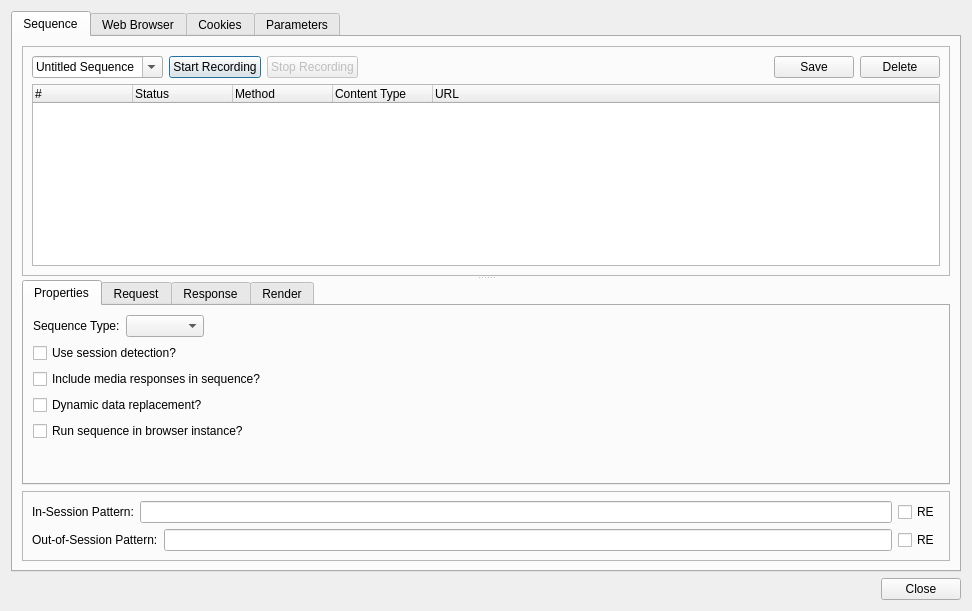
The window that ui/SequenceDialog.ui (Averroes/raft) describes before a commit, drawn with Qt 5.
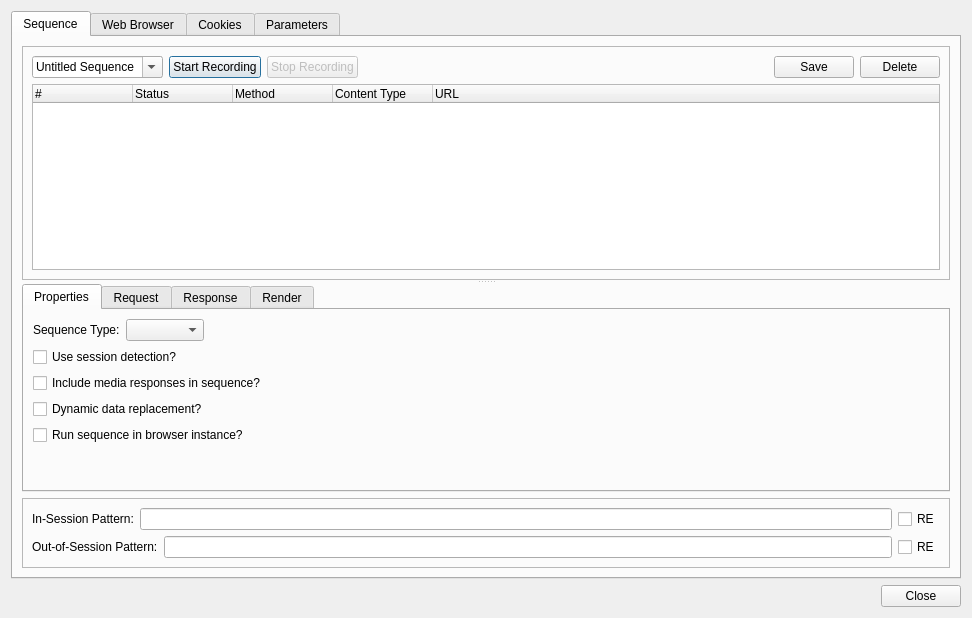
The same window after the commit.

```diff
--- a/ui/SequenceDialog.ui
+++ b/ui/SequenceDialog.ui
@@ -7,7 +7,7 @@
     <x>0</x>
     <y>0</y>
     <width>972</width>
-    <height>611</height>
+    <height>618</height>
    </rect>
   </property>
   <property name="windowTitle">
```
